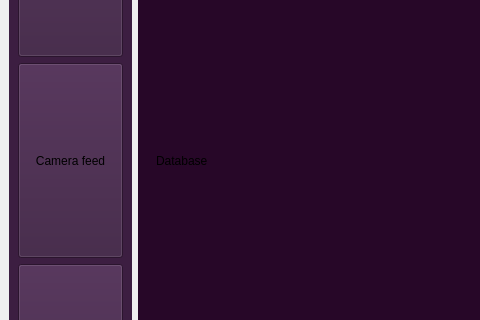
The window that UIs/main.ui (Sahasvinandith/ObserveAI_main) describes before a commit, drawn with Qt 5; both pictures show x 0 to 480 and y 156 to 476 of the 888 by 655 pixel window.
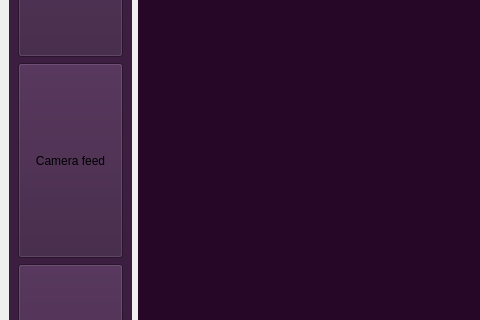
The same window after the commit. The open tabs and pages were chosen to show the change.

Commit message:
Added the database features for the application. can now search across database and find relevant person
next trying to improve the data model itself

```diff
--- a/UIs/main.ui
+++ b/UIs/main.ui
@@ -275,15 +275,7 @@
           </layout>
          </widget>
          <widget class="QWidget" name="database_page">
-          <layout class="QHBoxLayout" name="horizontalLayout_3">
-           <item>
-            <widget class="QLabel" name="label_4">
-             <property name="text">
-              <string>Database</string>
-             </property>
-            </widget>
-           </item>
-          </layout>
+          <layout class="QHBoxLayout" name="horizontalLayout_3"/>
          </widget>
         </widget>
        </item>
```
Left out of the diff: 2 changed lines with no effect on the pictures. The commit also changes 4 other files.
